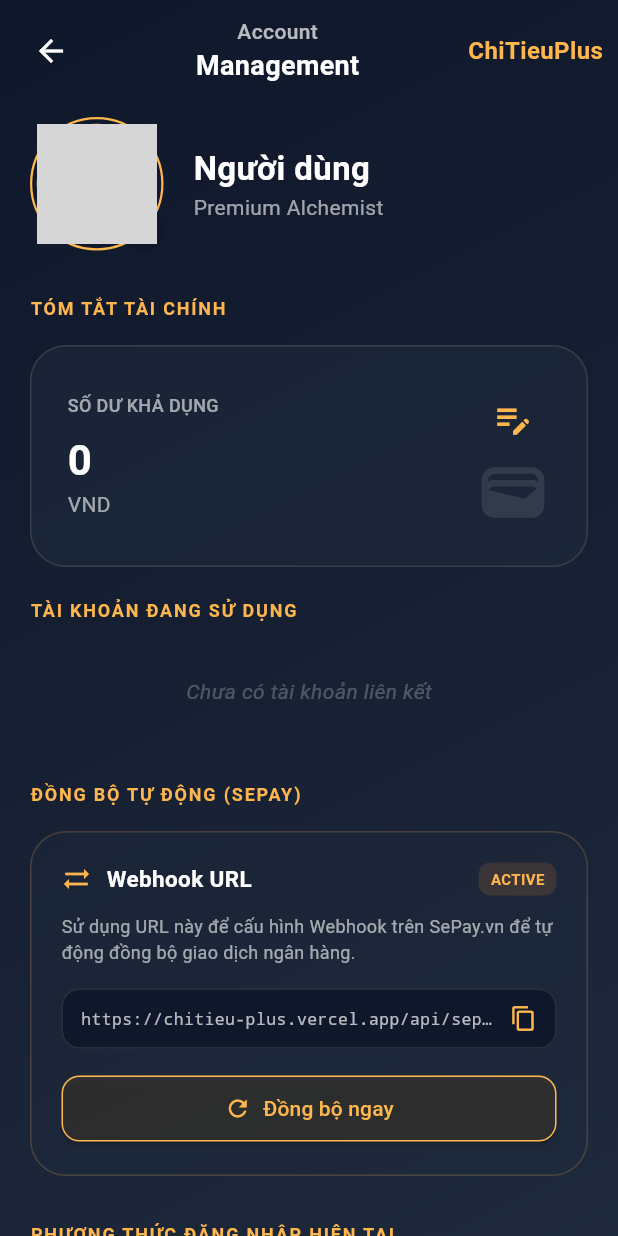
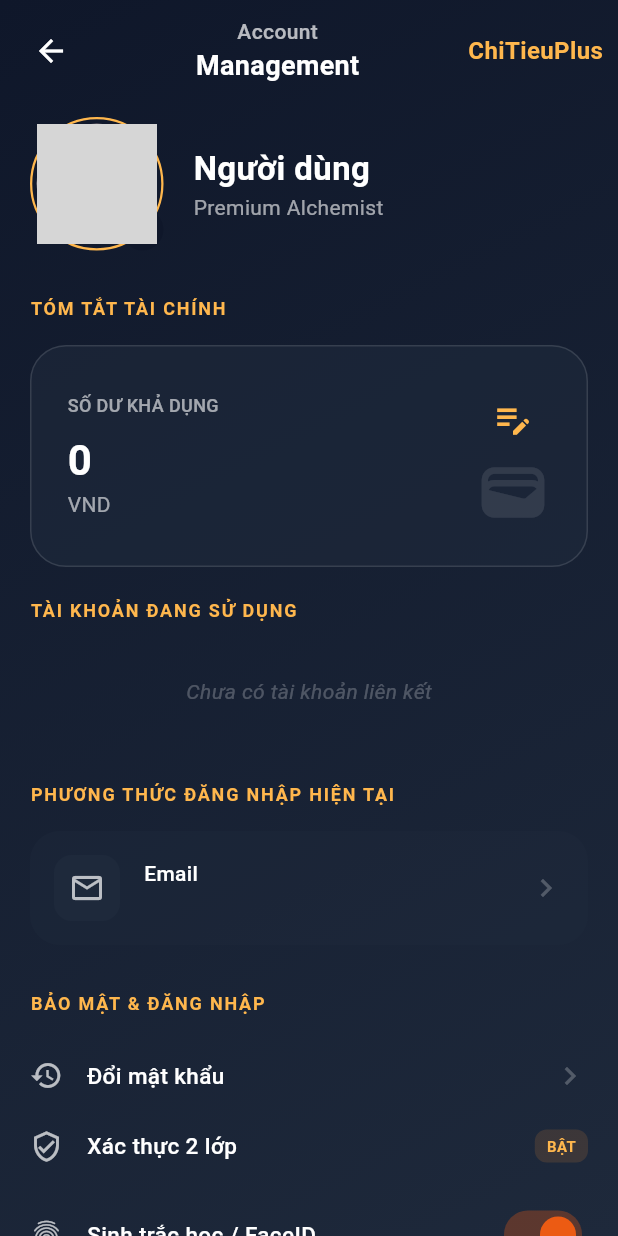
Before and after one commit to phoductien/CHITIEU_PLUS, a Flutter app: the AccountManagementScreen screen opened directly, on a phone screen of 412 x 824 dp. Run offline on Flutter 3.47's test engine with Material 3 defaults, Android fonts, the phone set to English and light mode, and no system bars; our stand-ins replace animate_do, camera, cloud_firestore, connectivity_plus, device_info_plus, file_picker and 13 more; missing offline and left inert: dart:html, mobile_scanner, universal_html, webfeed_revised; accounts and stored records are empty; network calls fail; Roboto replaces fonts that are missing (Arial); grey boxes are pictures that could not be loaded.

Commit message:
cập nhật mới

```diff
--- a/lib/screens/account_management_screen.dart
+++ b/lib/screens/account_management_screen.dart
@@ -62,9 +62,6 @@ class AccountManagementScreen extends StatelessWidget {
                           )),
                       if (userProvider.bankAccounts.isEmpty)
                         _buildEmptyState('Chưa có tài khoản liên kết'),
-                      const SizedBox(height: 30),
-                      _buildSectionTitle('ĐỒNG BỘ TỰ ĐỘNG (SEPAY)'),
-                      _buildSePayWebhookSection(context, userProvider.uid, txProvider),
                       const SizedBox(height: 30),
                       _buildSectionTitle('PHƯƠNG THỨC ĐĂNG NHẬP HIỆN TẠI'),
                       _buildLoginMethod(userProvider.email),
@@ -493,109 +490,7 @@ class AccountManagementScreen extends StatelessWidget {
     );
   }
 
-  Widget _buildSePayWebhookSection(BuildContext context, String uid, TransactionProvider txProvider) {
-    final webhookUrl = '${ApiConstants.sepayWebhookUrl}?userId=$uid&key=${ApiConstants.sepayWebhookKey}';
 
-    return Container(
-      padding: const EdgeInsets.all(20),
-      decoration: BoxDecoration(
-        color: const Color(0xFF1E293B).withOpacity(0.4),
-        borderRadius: BorderRadius.circular(24),
-        border: Border.all(color: const Color(0xFFFFB74D).withOpacity(0.2)),
-      ),
-      child: Column(
-        crossAxisAlignment: CrossAxisAlignment.start,
-        children: [
-          Row(
-            children: [
-              const Icon(Icons.sync_alt, color: Color(0xFFFFB74D), size: 20),
-              const SizedBox(width: 10),
-              const Text(
-                'Webhook URL',
-                style: TextStyle(color: Colors.white, fontWeight: FontWeight.bold, fontSize: 15),
-              ),
-              const Spacer(),
-              _buildBadge('ACTIVE'),
-            ],
-          ),
-          const SizedBox(height: 12),
-          const Text(
-            'Sử dụng URL này để cấu hình Webhook trên SePay.vn để tự động đồng bộ giao dịch ngân hàng.',
-            style: TextStyle(color: Colors.white60, fontSize: 12, height: 1.4),
-          ),
-          const SizedBox(height: 16),
-          Container(
-            padding: const EdgeInsets.symmetric(horizontal: 12, vertical: 10),
-            decoration: BoxDecoration(
-              color: const Color(0xFF0F172A),
-              borderRadius: BorderRadius.circular(12),
-              border: Border.all(color: Colors.white10),
-            ),
-            child: Row(
-              children: [
-                Expanded(
-                  child: Text(
-                    webhookUrl,
-                    style: const TextStyle(color: Colors.white70, fontSize: 11, fontFamily: 'monospace'),
-                    overflow: TextOverflow.ellipsis,
-                  ),
-                ),
-                const SizedBox(width: 8),
-                InkWell(
-                  onTap: () {
-                    Clipboard.setData(ClipboardData(text: webhookUrl));
-                    ScaffoldMessenger.of(context).showSnackBar(
-                      const SnackBar(
-                        content: Text('Đã sao chép Webhook URL'),
-                        backgroundColor: Color(0xFF00BFA5),
-                        behavior: SnackBarBehavior.floating,
-                      ),
-                    );
-                  },
-                  child: const Icon(Icons.copy, color: Color(0xFFFFB74D), size: 18),
-                ),
-              ],
-            ),
-          ),
-          const SizedBox(height: 16),
-          SizedBox(
-            width: double.infinity,
-            child: ElevatedButton.icon(
-              onPressed: txProvider.isSyncing
-                ? null
-                : () async {
-                    try {
-                      await txProvider.syncDataWithFirestore();
-                      if (context.mounted) {
-                        ScaffoldMessenger.of(context).showSnackBar(
-                          const SnackBar(content: Text('Đã đồng bộ thành công!')),
-                        );
-                      }
-                    } catch (e) {
-                      if (context.mounted) {
-                        ScaffoldMessenger.of(context).showSnackBar(
-                          SnackBar(content: Text('Lỗi đồng bộ: $e'), backgroundColor: Colors.redAccent),
-                        );
-                      }
-                    }
-                  },
-              style: ElevatedButton.styleFrom(
-                backgroundColor: const Color(0xFFFFB74D).withOpacity(0.1),
-                foregroundColor: const Color(0xFFFFB74D),
-                side: const BorderSide(color: Color(0xFFFFB74D), width: 1),
-                shape: RoundedRectangleBorder(borderRadius: BorderRadius.circular(12)),
-                padding: const EdgeInsets.symmetric(vertical: 12),
-              ),
-              icon: txProvider.isSyncing
-                ? const SizedBox(width: 18, height: 18, child: CircularProgressIndicator(strokeWidth: 2, color: Color(0xFFFFB74D)))
-                : const Icon(Icons.refresh, size: 18),
-              label: Text(txProvider.isSyncing ? 'Đang đồng bộ...' : 'Đồng bộ ngay'),
-            ),
-          ),
-        ],
-      ),
-    );
-  }
 
   Widget _buildEmptyState(String message) {
     return Padding(
--- a/lib/services/bank_service.dart
+++ b/lib/services/bank_service.dart
@@ -34,7 +34,6 @@ class BankService {
       final response = await http.get(
         Uri.parse(ApiConstants.sepayBankAccountsUrl),
         headers: {
-          'Authorization': 'Bearer ${ApiConstants.sepayApiToken}',
           'Content-Type': 'application/json',
         },
       );
@@ -57,7 +56,6 @@ class BankService {
       final response = await http.get(
         Uri.parse(ApiConstants.sepayTransactionsUrl),
         headers: {
-          'Authorization': 'Bearer ${ApiConstants.sepayApiToken}',
           'Content-Type': 'application/json',
         },
       );
```
